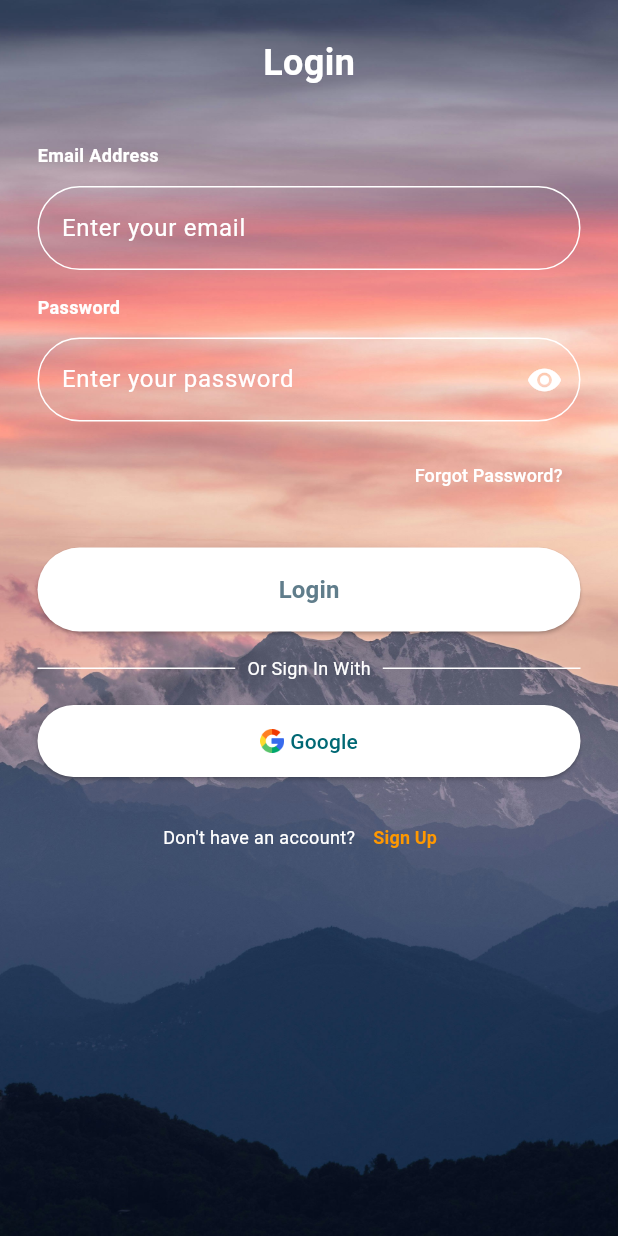
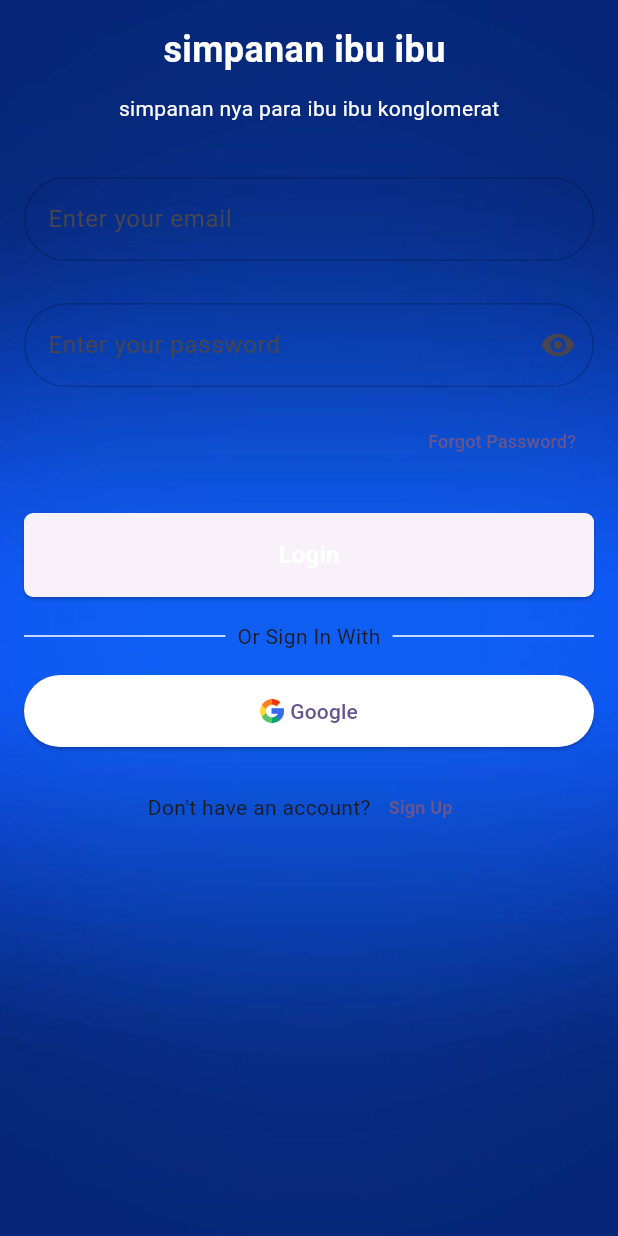
Before and after one commit to alimarcoelliaw/resep_makanan_tugas_13, a Flutter app: the screen it shows after launch, on a phone screen of 412 x 824 dp. Run offline on Flutter 3.47's test engine with Material 3 defaults, Android fonts, the phone set to English and light mode, and no system bars; our stand-ins replace shared_preferences, sqflite; accounts and stored records are empty.

Commit message:
Revert "ilhamganteng"
This reverts commit 6215e9e06c644a5bf0f7ad8b1874234c2cdd295b.

```diff
--- a/lib/loginscreen.dart
+++ b/lib/loginscreen.dart
@@ -20,12 +20,13 @@ class _LoginScreenState extends State<LoginScreen> {
   @override
   Widget build(BuildContext context) {
     return Scaffold(
+      // appBar: AppBar(title: Text("")),c:\Users\PC 15\Pictures\langitbiru.jpg
       body: Stack(
         children: [
           buildBackground(),
           SafeArea(
             child: Padding(
-              padding: const EdgeInsets.all(25.0),
+              padding: const EdgeInsets.all(16.0),
               child: ListView(
                 children: [
                   Center(
@@ -33,7 +34,7 @@ class _LoginScreenState extends State<LoginScreen> {
                       mainAxisAlignment: MainAxisAlignment.center,
                       children: [
                         Text(
-                          "Login",
+                          "simpanan ibu ibu ",
                           style: TextStyle(
                             fontSize: 24,
                             color: Colors.white,
@@ -41,6 +42,10 @@ class _LoginScreenState extends State<LoginScreen> {
                           ),
                         ),
                         height(12),
+                        Text(
+                          "simpanan nya para ibu ibu konglomerat",
+                          style: TextStyle(fontSize: 14, color: Colors.white),
+                        ),
                         height(24),
                         buildTitle("Email Address"),
                         height(12),
@@ -71,7 +76,7 @@ class _LoginScreenState extends State<LoginScreen> {
                               "Forgot Password?",
                               style: TextStyle(
                                 fontSize: 12,
-                                color: Colors.white,
+                                // color: AppColor.orange,
                                 fontWeight: FontWeight.w500,
                               ),
                             ),
@@ -86,9 +91,9 @@ class _LoginScreenState extends State<LoginScreen> {
                               login();
                             },
                             style: ElevatedButton.styleFrom(
-                              backgroundColor: Colors.white,
+                              // backgroundColor: AppColor.blueButton,
                               shape: RoundedRectangleBorder(
-                                borderRadius: BorderRadius.circular(50),
+                                borderRadius: BorderRadius.circular(6),
                               ),
                             ),
                             child: Text(
@@ -96,7 +101,7 @@ class _LoginScreenState extends State<LoginScreen> {
                               style: TextStyle(
                                 fontSize: 16,
                                 fontWeight: FontWeight.bold,
-                                color: Colors.blueGrey,
+                                color: Colors.white,
                               ),
                             ),
                           ),
@@ -114,10 +119,7 @@ class _LoginScreenState extends State<LoginScreen> {
                             ),
                             Text(
                               "Or Sign In With",
-                              style: TextStyle(
-                                fontSize: 12,
-                                color: Colors.white,
-                              ),
+                              // style: TextStyle(fontSize: 12, color: AppColor.gray88),
                             ),
                             Expanded(
                               child: Container(
@@ -160,10 +162,7 @@ class _LoginScreenState extends State<LoginScreen> {
                           children: [
                             Text(
                               "Don't have an account?",
-                              style: TextStyle(
-                                fontSize: 12,
-                                color: Colors.white,
-                              ),
+                              // style: TextStyle(fontSize: 12, color: AppColor.gray88),
                             ),
                             TextButton(
                               onPressed: () {
@@ -176,7 +175,7 @@ class _LoginScreenState extends State<LoginScreen> {
                               child: Text(
                                 "Sign Up",
                                 style: TextStyle(
-                                  color: Colors.orange,
+                                  // color: AppColor.blueButton,
                                   fontSize: 12,
                                   fontWeight: FontWeight.bold,
                                 ),
@@ -224,7 +223,7 @@ class _LoginScreenState extends State<LoginScreen> {
       width: double.infinity,
       decoration: const BoxDecoration(
         image: DecorationImage(
-          image: AssetImage("assets/images/bg.jpg"),
+          image: AssetImage("assets/images/biru.jpg"),
           fit: BoxFit.cover,
         ),
       ),
@@ -240,24 +239,22 @@ class _LoginScreenState extends State<LoginScreen> {
       controller: controller,
       obscureText: isPassword ? isVisibility : false,
       decoration: InputDecoration(
-        fillColor: Colors.white,
         hintText: hintText,
-        hintStyle: TextStyle(color: Colors.white),
         border: OutlineInputBorder(
           borderRadius: BorderRadius.circular(32),
           borderSide: BorderSide(
-            color: Colors.white.withOpacity(1),
+            color: Colors.black.withOpacity(0.2),
             width: 1.0,
           ),
         ),
         focusedBorder: OutlineInputBorder(
           borderRadius: BorderRadius.circular(32),
-          borderSide: BorderSide(color: Colors.white, width: 1.0),
+          borderSide: BorderSide(color: Colors.black, width: 1.0),
         ),
         enabledBorder: OutlineInputBorder(
           borderRadius: BorderRadius.circular(32),
           borderSide: BorderSide(
-            color: Colors.white.withOpacity(1),
+            color: Colors.black.withOpacity(0.2),
             width: 1.0,
           ),
         ),
@@ -270,7 +267,7 @@ class _LoginScreenState extends State<LoginScreen> {
                 },
                 icon: Icon(
                   isVisibility ? Icons.visibility_off : Icons.visibility,
-                  color: Colors.white,
+                  // color: AppColor.gray88,
                 ),
               )
             : null,
@@ -284,14 +281,7 @@ class _LoginScreenState extends State<LoginScreen> {
   Widget buildTitle(String text) {
     return Row(
       children: [
-        Text(
-          text,
-          style: TextStyle(
-            fontSize: 12,
-            color: Colors.white,
-            fontWeight: FontWeight.bold,
-          ),
-        ),
+        // Text(text, style: TextStyle(fontSize: 12, color: AppColor.gray88)),
       ],
     );
   }
--- a/lib/main.dart
+++ b/lib/main.dart
@@ -18,10 +18,9 @@ class MyApp extends StatelessWidget {
   @override
   Widget build(BuildContext context) {
     return MaterialApp(
-      debugShowCheckedModeBanner: false,
       title: 'Resep Makanan',
       theme: ThemeData(
-        colorScheme: ColorScheme.fromSeed(seedColor: Colors.white),
+        colorScheme: ColorScheme.fromSeed(seedColor: Colors.deepPurple),
         useMaterial3: true,
       ),
       initialRoute: Day16SplashScreen.id,
--- a/lib/register_Screen.dart
+++ b/lib/register_Screen.dart
@@ -75,7 +75,7 @@ class _RegisterScreenState extends State<RegisterScreen> {
                               "Forgot Password?",
                               style: TextStyle(
                                 fontSize: 12,
-                                color: Colors.orange,
+                                // color: AppColor.orange,
                                 fontWeight: FontWeight.w500,
                               ),
                             ),
@@ -92,7 +92,7 @@ class _RegisterScreenState extends State<RegisterScreen> {
                             style: ElevatedButton.styleFrom(
                               backgroundColor: Colors.blue,
                               shape: RoundedRectangleBorder(
-                                borderRadius: BorderRadius.circular(50),
+                                borderRadius: BorderRadius.circular(6),
                               ),
                             ),
                             child: isLoading
--- a/lib/widgets/logoutbutton.dart
+++ b/lib/widgets/logoutbutton.dart
@@ -24,7 +24,7 @@ class LogOutButton extends StatelessWidget {
             ),
             child: Center(
               child: Image.asset(
-                "assets/images/masakyuk.png",
+                "assets/images/masakyuk.png", // ganti dengan path gambar kamu
                 fit: BoxFit.contain,
               ),
             ),
--- a/pubspec.yaml
+++ b/pubspec.yaml
@@ -71,7 +71,6 @@ flutter:
     - assets/images/masakyuk.png
     - assets/images/langitbiru.jpg
     - assets/images/biru.jpg
-    - assets/images/bg.jpg
 
   # An image asset can refer to one or more resolution-specific "variants", see
   # https://flutter.dev/to/resolution-aware-images
```
Also changed, not shown: lib/dashboard.dart (+0 -42 lines), assets/images/bg.jpg (deleted), lib/widgets/drawer.dart (deleted), 1 other file.
